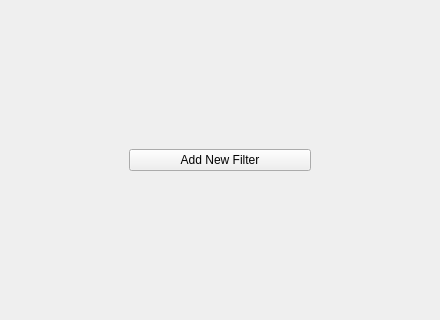
First picture: the form in ui_files/filter_widget.ui, repository abeshahsan/Photo-Wizard, before the edit; both pictures show x 0 to 440 and y 224 to 544 of the 440 by 768 pixel window.
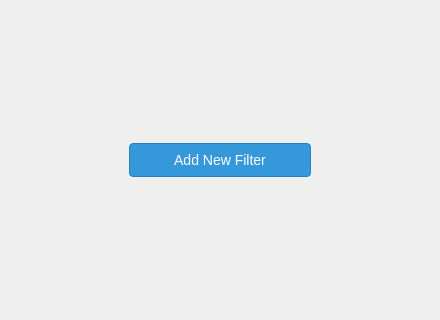
Second picture: the form after the edit.

What changed in the file:
```diff
--- a/ui_files/filter_widget.ui
+++ b/ui_files/filter_widget.ui
@@ -109,6 +109,50 @@
            <verstretch>0</verstretch>
           </sizepolicy>
          </property>
+         <property name="styleSheet">
+          <string notr="true">*{
+font-family: arial;
+font-size: 14px;
+}
+
+
+#add_new_filter_button {
+    background-color: #3498db; /* Button background color */
+    color: #ffffff; /* Button text color */
+    padding: 8px 16px; /* Padding around the button text */
+    border: 1px solid #2980b9; /* Button border color and thickness */
+    border-radius: 4px; /* Border radius to make it slightly rounded */
+}
+
+#add_new_filter_button:hover {
+    background-color: #2980b9; /* Button background color on hover */
+    border: 1px solid #3498db; /* Button border color on hover */
+}
+
+#add_new_filter_button:pressed {
+    background-color: #21618c; /* Button background color when pressed */
+    border: 1px solid #1b4f72; /* Button border color when pressed */
+}
+
+QPushButton{
+font-family: arial;
+    background-color: #ded9fb; /* Button background color */
+    color: black; /* Button text color */
+    padding: 8px 16px; /* Padding around the button text */
+    border: 1px solid #c4bbf7; /* Button border color and thickness */
+    border-radius: 4px; /* Border radius to make it slightly rounded */
+}
+
+QPushButton:hover {
+    background-color: #d2d0ec; /* Button background color on hover */
+    border: 1px solid #a39ee0; /* Button border color on hover */
+}
+
+QPushButton:pressed {
+    background-color: #b2b0d8; /* Button background color when pressed */
+    border: 1px solid #938fc4; /* Button border color when pressed */
+}</string>
+         </property>
          <layout class="QVBoxLayout" name="verticalLayout">
           <property name="spacing">
            <number>10</number>
```
